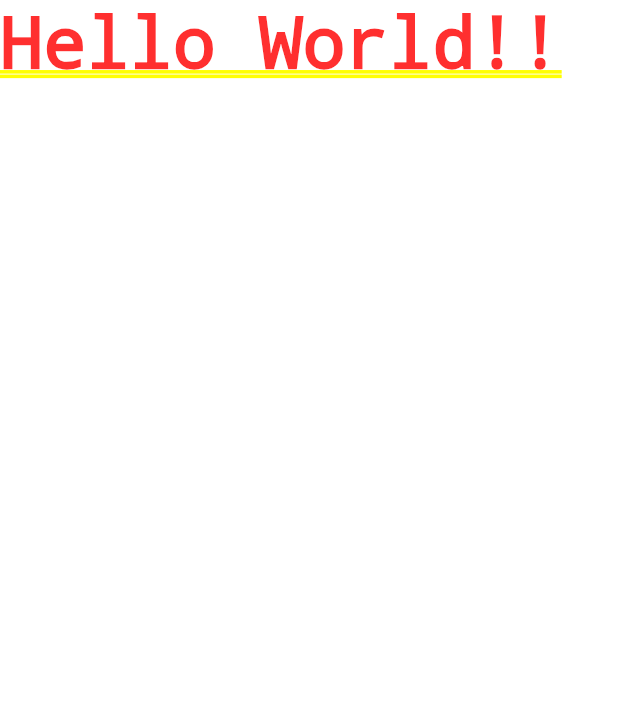
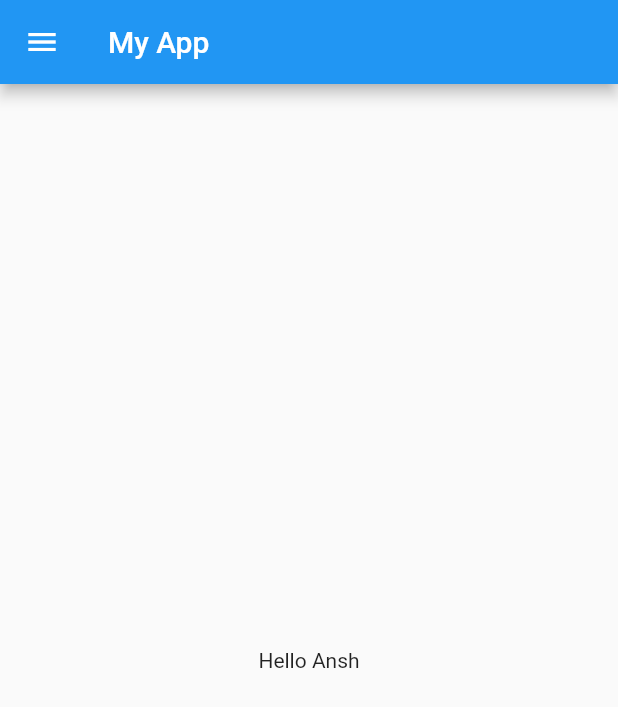
Before and after one commit to anshab09/dartcourse, a Flutter app: the screen it shows after launch, on a phone screen of 412 x 824 dp. Shown: the top 707 px of the screen. Run offline on Flutter 3.47's test engine with Material 2 defaults, Android fonts, the phone set to English and light mode, and no system bars.

Commit message:
home_pagecommit

```diff
--- /dev/null
+++ b/flutter/flutter_complete_guide/lib/home_page.dart
@@ -0,0 +1,16 @@
+import 'package:flutter/material.dart';
+
+class HomePage extends StatelessWidget {
+  String name = "Ansh";
+
+  @override
+  Widget build(BuildContext context) {
+    return Scaffold(
+      appBar: AppBar(
+        title: Text("My App"),
+      ),
+        body:Center(child: Text("Hello $name")) ,
+        drawer: Drawer(),
+      );
+  }
+}
--- a/flutter/flutter_complete_guide/lib/main.dart
+++ b/flutter/flutter_complete_guide/lib/main.dart
@@ -1,18 +1,16 @@
 import 'package:flutter/material.dart';
 
-void main(){
+import 'home_page.dart';
+
+void main() {
   runApp(MyApp());
 }
 
 class MyApp extends StatelessWidget {
-
   @override
   Widget build(BuildContext context) {
     return MaterialApp(
-      home: Container(
-      child: Text("Hello World!!"),
-    )
-
+      home: HomePage(),
     );
   }
 }
```
Also changed, not shown: flutter/flutter_complete_guide/pubspec.lock.
